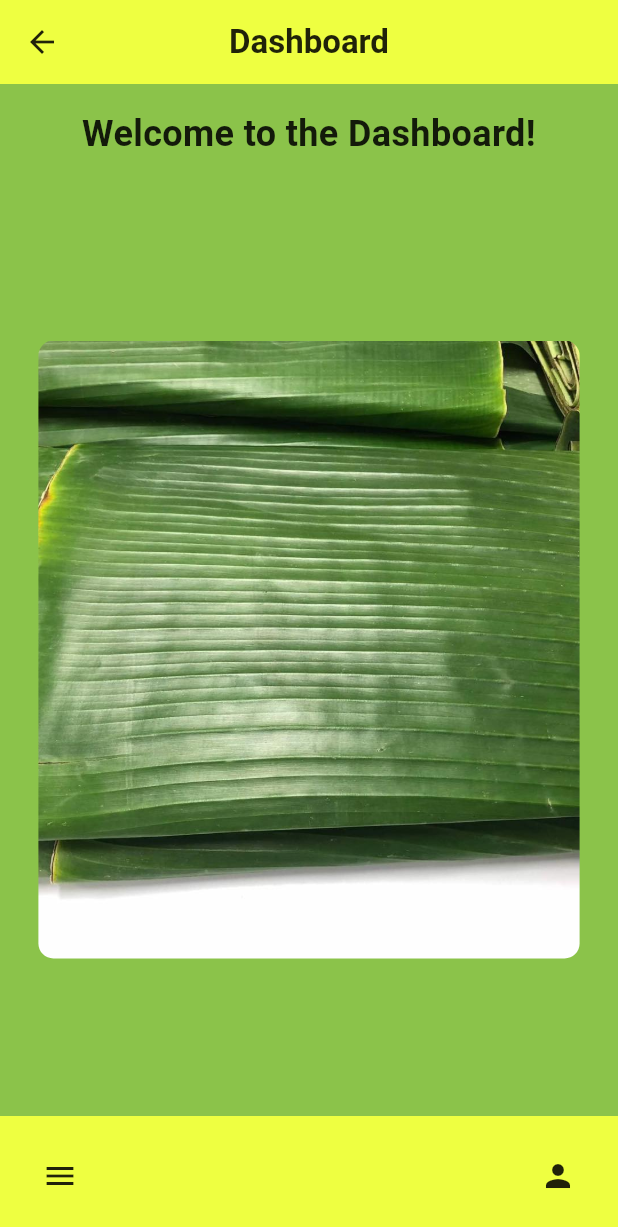
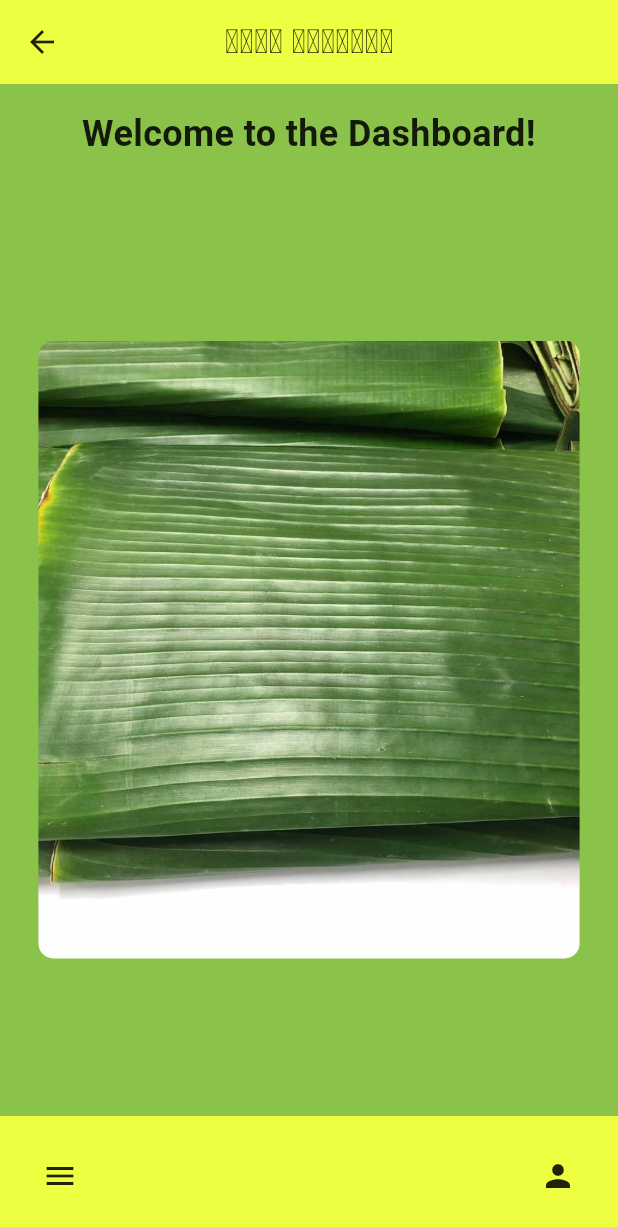
Before and after one commit to Jarllan1/Front-app, a Flutter app: the Dashboard screen opened by its route, on a phone screen of 412 x 824 dp. Shown: the top 1227 px of the screen. Run offline on Flutter 3.47's test engine with Material 3 defaults, Android fonts, the phone set to English and light mode, and no system bars; drawn by our look-alikes of carousel_slider; our stand-ins replace flutter_spinkit, font_awesome_flutter.

Commit message:
singup updatee

```diff
--- a/lib/Pages/Dashboard.dart
+++ b/lib/Pages/Dashboard.dart
@@ -23,7 +23,7 @@ class _DashboardState extends State<Dashboard> {
       backgroundColor: Colors.lightGreen,
       appBar: AppBar(
         title: Text(
-          'Dashboard',
+          'ℒℯ𝒶𝒻 ℰ𝓈𝓈ℯ𝓃𝒸ℯ',
           style: TextStyle(color: Colors.black87, fontWeight: FontWeight.bold),
         ),
         backgroundColor: Colors.limeAccent,
--- a/lib/Pages/Login.dart
+++ b/lib/Pages/Login.dart
@@ -81,7 +81,8 @@ class _LoginState extends State<Login> {
       backgroundColor: Colors.lime,
       appBar: AppBar(
         backgroundColor: Colors.green[300],
-        title: Text('Log In'),
+        title: Text('ℒℯ𝒶𝒻 ℰ𝓈𝓈ℯ𝓃𝒸ℯ',
+        style: TextStyle(color: Colors.black87, fontWeight: FontWeight.bold),),
         centerTitle: true,
         // Removed the leading property to hide the back button
       ),
```
